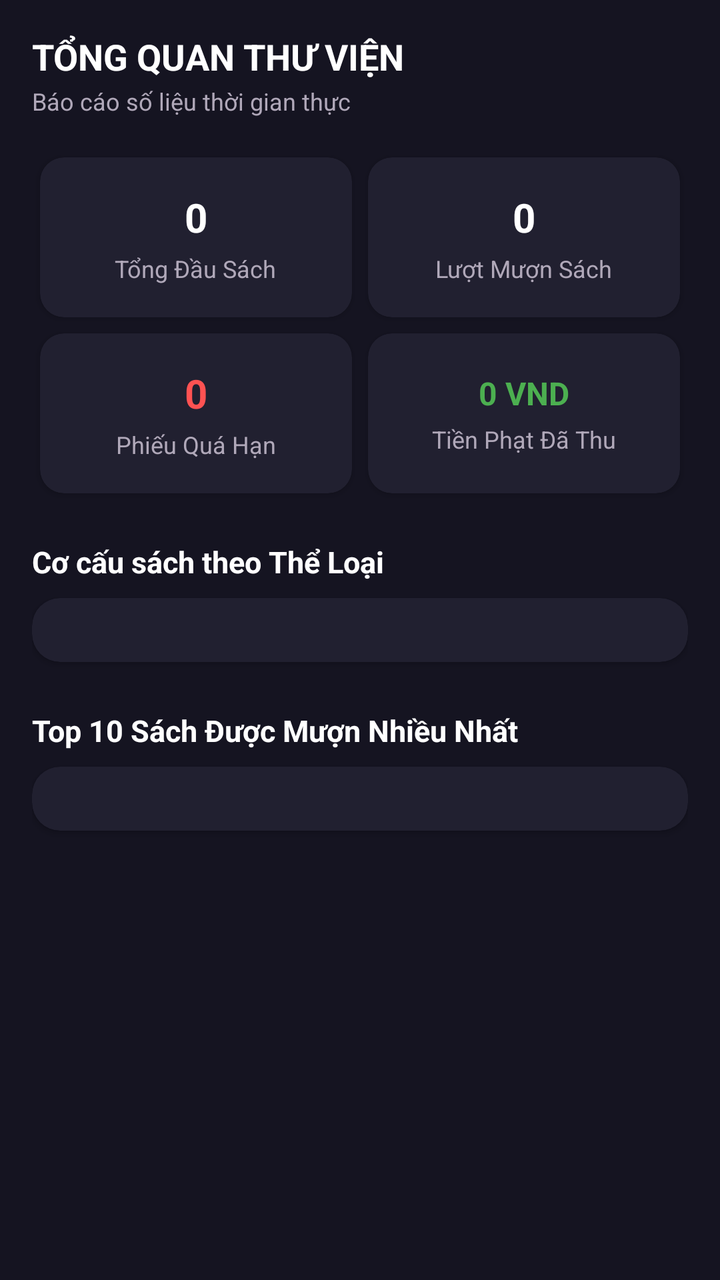
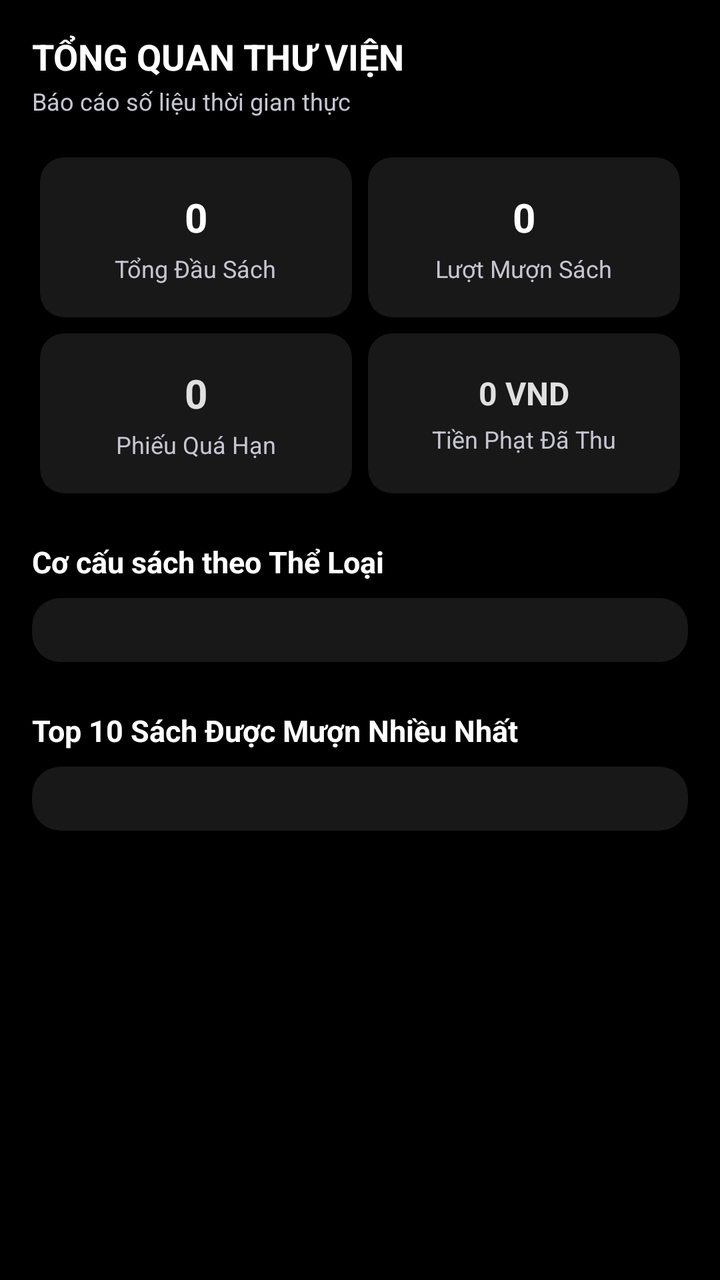

Screens rendered from an Android XML layout before and after an edit, with the pre-edit source and the edit as a unified diff.
<!-- AndroidManifest.xml: application theme Theme.QLTV -->
<!-- res/layout/fragment_statistics.xml -->
<?xml version="1.0" encoding="utf-8"?>
<ScrollView xmlns:android="http://schemas.android.com/apk/res/android"
    xmlns:app="http://schemas.android.com/apk/res-auto"
    android:layout_width="match_parent"
    android:layout_height="match_parent"
    android:background="#151421"
    android:fillViewport="true">

    <LinearLayout
        android:layout_width="match_parent"
        android:layout_height="wrap_content"
        android:orientation="vertical"
        android:padding="16dp">

        
        <TextView
            android:layout_width="wrap_content"
            android:layout_height="wrap_content"
            android:text="TỔNG QUAN THƯ VIỆN"
            android:textColor="#FFFFFF"
            android:textSize="18sp"
            android:textStyle="bold" />

        <TextView
            android:layout_width="wrap_content"
            android:layout_height="wrap_content"
            android:layout_marginTop="2dp"
            android:layout_marginBottom="16dp"
            android:text="Báo cáo số liệu thời gian thực"
            android:textColor="#B0A8B9"
            android:textSize="12sp" />

        
        <GridLayout
            android:layout_width="match_parent"
            android:layout_height="wrap_content"
            android:columnCount="2"
            android:rowCount="2"
            android:useDefaultMargins="true">

            
            <androidx.cardview.widget.CardView
                android:layout_width="0dp"
                android:layout_height="80dp"
                android:layout_columnWeight="1"
                android:layout_margin="4dp"
                app:cardBackgroundColor="#212030"
                app:cardCornerRadius="12dp">

                <LinearLayout
                    android:layout_width="match_parent"
                    android:layout_height="match_parent"
                    android:gravity="center"
                    android:orientation="vertical">

                    <TextView
                        android:id="@+id/txtStatTotalBooks"
                        android:layout_width="wrap_content"
                        android:layout_height="wrap_content"
                        android:text="0"
                        android:textColor="#FFFFFF"
                        android:textSize="20sp"
                        android:textStyle="bold" />

                    <TextView
                        android:layout_width="wrap_content"
                        android:layout_height="wrap_content"
                        android:layout_marginTop="4dp"
                        android:text="Tổng Đầu Sách"
                        android:textColor="#B0A8B9"
                        android:textSize="12sp" />
                </LinearLayout>
            </androidx.cardview.widget.CardView>

            
            <androidx.cardview.widget.CardView
                android:layout_width="0dp"
                android:layout_height="80dp"
                android:layout_columnWeight="1"
                android:layout_margin="4dp"
                app:cardBackgroundColor="#212030"
                app:cardCornerRadius="12dp">

                <LinearLayout
                    android:layout_width="match_parent"
                    android:layout_height="match_parent"
                    android:gravity="center"
                    android:orientation="vertical">

                    <TextView
                        android:id="@+id/txtStatTotalBorrows"
                        android:layout_width="wrap_content"
                        android:layout_height="wrap_content"
                        android:text="0"
                        android:textColor="#FFFFFF"
                        android:textSize="20sp"
                        android:textStyle="bold" />

                    <TextView
                        android:layout_width="wrap_content"
                        android:layout_height="wrap_content"
                        android:layout_marginTop="4dp"
                        android:text="Lượt Mượn Sách"
                        android:textColor="#B0A8B9"
                        android:textSize="12sp" />
                </LinearLayout>
            </androidx.cardview.widget.CardView>

            
            <androidx.cardview.widget.CardView
                android:layout_width="0dp"
                android:layout_height="80dp"
                android:layout_columnWeight="1"
                android:layout_margin="4dp"
                app:cardBackgroundColor="#212030"
                app:cardCornerRadius="12dp">

                <LinearLayout
                    android:layout_width="match_parent"
                    android:layout_height="match_parent"
                    android:gravity="center"
                    android:orientation="vertical">

                    <TextView
                        android:id="@+id/txtStatOverdue"
                        android:layout_width="wrap_content"
                        android:layout_height="wrap_content"
                        android:text="0"
                        android:textColor="#FF5252"
                        android:textSize="20sp"
                        android:textStyle="bold" />

                    <TextView
                        android:layout_width="wrap_content"
                        android:layout_height="wrap_content"
                        android:layout_marginTop="4dp"
                        android:text="Phiếu Quá Hạn"
                        android:textColor="#B0A8B9"
                        android:textSize="12sp" />
                </LinearLayout>
            </androidx.cardview.widget.CardView>

            
            <androidx.cardview.widget.CardView
                android:layout_width="0dp"
                android:layout_height="80dp"
                android:layout_columnWeight="1"
                android:layout_margin="4dp"
                app:cardBackgroundColor="#212030"
                app:cardCornerRadius="12dp">

                <LinearLayout
                    android:layout_width="match_parent"
                    android:layout_height="match_parent"
                    android:gravity="center"
                    android:orientation="vertical">

                    <TextView
                        android:id="@+id/txtStatFines"
                        android:layout_width="wrap_content"
                        android:layout_height="wrap_content"
                        android:text="0 VND"
                        android:textColor="#4CAF50"
                        android:textSize="16sp"
                        android:textStyle="bold" />

                    <TextView
                        android:layout_width="wrap_content"
                        android:layout_height="wrap_content"
                        android:layout_marginTop="4dp"
                        android:text="Tiền Phạt Đã Thu"
                        android:textColor="#B0A8B9"
                        android:textSize="12sp" />
                </LinearLayout>
            </androidx.cardview.widget.CardView>
        </GridLayout>

        
        <TextView
            android:layout_width="wrap_content"
            android:layout_height="wrap_content"
            android:layout_marginTop="20dp"
            android:layout_marginBottom="8dp"
            android:text="Cơ cấu sách theo Thể Loại"
            android:textColor="#FFFFFF"
            android:textSize="15sp"
            android:textStyle="bold" />

        <androidx.cardview.widget.CardView
            android:layout_width="match_parent"
            android:layout_height="wrap_content"
            android:layout_marginBottom="16dp"
            app:cardBackgroundColor="#212030"
            app:cardCornerRadius="14dp">

            <LinearLayout
                android:id="@+id/layoutCategoryStatsContainer"
                android:layout_width="match_parent"
                android:layout_height="wrap_content"
                android:orientation="vertical"
                android:padding="16dp" />
        </androidx.cardview.widget.CardView>

        
        <TextView
            android:layout_width="wrap_content"
            android:layout_height="wrap_content"
            android:layout_marginTop="8dp"
            android:layout_marginBottom="8dp"
            android:text="Top 10 Sách Được Mượn Nhiều Nhất"
            android:textColor="#FFFFFF"
            android:textSize="15sp"
            android:textStyle="bold" />

        <androidx.cardview.widget.CardView
            android:layout_width="match_parent"
            android:layout_height="wrap_content"
            android:layout_marginBottom="24dp"
            app:cardBackgroundColor="#212030"
            app:cardCornerRadius="14dp">

            <LinearLayout
                android:id="@+id/layoutTopBooksContainer"
                android:layout_width="match_parent"
                android:layout_height="wrap_content"
                android:orientation="vertical"
                android:padding="16dp" />
        </androidx.cardview.widget.CardView>

    </LinearLayout>
</ScrollView>
<!-- resources referenced by this layout -->
<resources>
  <style name="Theme.QLTV" parent="Base.Theme.QLTV" />
  <style name="Base.Theme.QLTV" parent="Theme.Material3.DayNight.NoActionBar">
          
          
      </style>
</resources>

<!-- the commit's change to res/layout/fragment_statistics.xml (unified diff, before → after) -->
@@ -3,7 +3,7 @@
     xmlns:app="http://schemas.android.com/apk/res-auto"
     android:layout_width="match_parent"
     android:layout_height="match_parent"
-    android:background="#151421"
+    android:background="#000000"
     android:fillViewport="true">
 
     <LinearLayout
@@ -27,7 +27,7 @@
             android:layout_marginTop="2dp"
             android:layout_marginBottom="16dp"
             android:text="Báo cáo số liệu thời gian thực"
-            android:textColor="#B0A8B9"
+            android:textColor="#C5C5D2"
             android:textSize="12sp" />
 
         
@@ -44,7 +44,7 @@
                 android:layout_height="80dp"
                 android:layout_columnWeight="1"
                 android:layout_margin="4dp"
-                app:cardBackgroundColor="#212030"
+                app:cardBackgroundColor="#181818"
                 app:cardCornerRadius="12dp">
 
                 <LinearLayout
@@ -67,18 +67,18 @@
                         android:layout_height="wrap_content"
                         android:layout_marginTop="4dp"
                         android:text="Tổng Đầu Sách"
-                        android:textColor="#B0A8B9"
-                        android:textSize="12sp" />
-                </LinearLayout>
-            </androidx.cardview.widget.CardView>
-
-            
-            <androidx.cardview.widget.CardView
-                android:layout_width="0dp"
-                android:layout_height="80dp"
-                android:layout_columnWeight="1"
-                android:layout_margin="4dp"
-                app:cardBackgroundColor="#212030"
+                        android:textColor="#C5C5D2"
+                        android:textSize="12sp" />
+                </LinearLayout>
+            </androidx.cardview.widget.CardView>
+
+            
+            <androidx.cardview.widget.CardView
+                android:layout_width="0dp"
+                android:layout_height="80dp"
+                android:layout_columnWeight="1"
+                android:layout_margin="4dp"
+                app:cardBackgroundColor="#181818"
                 app:cardCornerRadius="12dp">
 
                 <LinearLayout
@@ -101,18 +101,18 @@
                         android:layout_height="wrap_content"
                         android:layout_marginTop="4dp"
                         android:text="Lượt Mượn Sách"
-                        android:textColor="#B0A8B9"
-                        android:textSize="12sp" />
-                </LinearLayout>
-            </androidx.cardview.widget.CardView>
-
-            
-            <androidx.cardview.widget.CardView
-                android:layout_width="0dp"
-                android:layout_height="80dp"
-                android:layout_columnWeight="1"
-                android:layout_margin="4dp"
-                app:cardBackgroundColor="#212030"
+                        android:textColor="#C5C5D2"
+                        android:textSize="12sp" />
+                </LinearLayout>
+            </androidx.cardview.widget.CardView>
+
+            
+            <androidx.cardview.widget.CardView
+                android:layout_width="0dp"
+                android:layout_height="80dp"
+                android:layout_columnWeight="1"
+                android:layout_margin="4dp"
+                app:cardBackgroundColor="#181818"
                 app:cardCornerRadius="12dp">
 
                 <LinearLayout
@@ -126,7 +126,7 @@
                         android:layout_width="wrap_content"
                         android:layout_height="wrap_content"
                         android:text="0"
-                        android:textColor="#FF5252"
+                        android:textColor="#E0E0E0"
                         android:textSize="20sp"
                         android:textStyle="bold" />
 
@@ -135,18 +135,18 @@
                         android:layout_height="wrap_content"
                         android:layout_marginTop="4dp"
                         android:text="Phiếu Quá Hạn"
-                        android:textColor="#B0A8B9"
-                        android:textSize="12sp" />
-                </LinearLayout>
-            </androidx.cardview.widget.CardView>
-
-            
-            <androidx.cardview.widget.CardView
-                android:layout_width="0dp"
-                android:layout_height="80dp"
-                android:layout_columnWeight="1"
-                android:layout_margin="4dp"
-                app:cardBackgroundColor="#212030"
+                        android:textColor="#C5C5D2"
+                        android:textSize="12sp" />
+                </LinearLayout>
+            </androidx.cardview.widget.CardView>
+
+            
+            <androidx.cardview.widget.CardView
+                android:layout_width="0dp"
+                android:layout_height="80dp"
+                android:layout_columnWeight="1"
+                android:layout_margin="4dp"
+                app:cardBackgroundColor="#181818"
                 app:cardCornerRadius="12dp">
 
                 <LinearLayout
@@ -160,7 +160,7 @@
                         android:layout_width="wrap_content"
                         android:layout_height="wrap_content"
                         android:text="0 VND"
-                        android:textColor="#4CAF50"
+                        android:textColor="#E0E0E0"
                         android:textSize="16sp"
                         android:textStyle="bold" />
 
@@ -169,7 +169,7 @@
                         android:layout_height="wrap_content"
                         android:layout_marginTop="4dp"
                         android:text="Tiền Phạt Đã Thu"
-                        android:textColor="#B0A8B9"
+                        android:textColor="#C5C5D2"
                         android:textSize="12sp" />
                 </LinearLayout>
             </androidx.cardview.widget.CardView>
@@ -190,7 +190,7 @@
             android:layout_width="match_parent"
             android:layout_height="wrap_content"
             android:layout_marginBottom="16dp"
-            app:cardBackgroundColor="#212030"
+            app:cardBackgroundColor="#181818"
             app:cardCornerRadius="14dp">
 
             <LinearLayout
@@ -216,7 +216,7 @@
             android:layout_width="match_parent"
             android:layout_height="wrap_content"
             android:layout_marginBottom="24dp"
-            app:cardBackgroundColor="#212030"
+            app:cardBackgroundColor="#181818"
             app:cardCornerRadius="14dp">
 
             <LinearLayout
